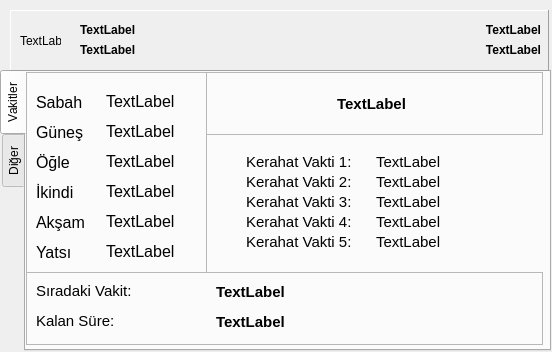
This is qtezanvakti.ui in fbostanci/ezanvakti-qt-gui as Qt 5 draws it before an edit. The edited form follows.
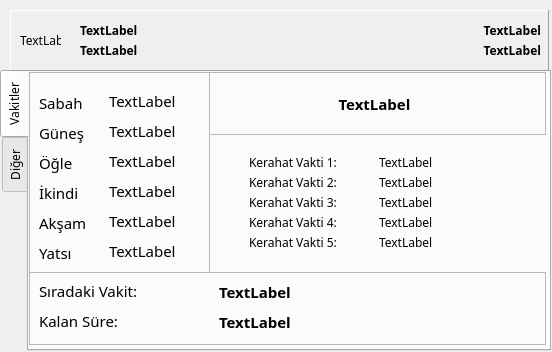
This is the edited form. The open tabs and pages were chosen to show the change.

Commit message: düzenlemeler

```diff
--- a/qtezanvakti.ui
+++ b/qtezanvakti.ui
@@ -23,6 +23,11 @@
       <height>281</height>
      </rect>
     </property>
+    <property name="font">
+     <font>
+      <family>Sans Serif</family>
+     </font>
+    </property>
     <property name="tabPosition">
      <enum>QTabWidget::West</enum>
     </property>
@@ -42,6 +47,11 @@
         <height>201</height>
        </rect>
       </property>
+      <property name="font">
+       <font>
+        <family>Sans Serif</family>
+       </font>
+      </property>
       <property name="frameShape">
        <enum>QFrame::StyledPanel</enum>
       </property>
@@ -59,7 +69,8 @@
        </property>
        <property name="font">
         <font>
-         <pointsize>12</pointsize>
+         <family>Sans Serif</family>
+         <pointsize>11</pointsize>
         </font>
        </property>
        <property name="text">
@@ -77,7 +88,8 @@
        </property>
        <property name="font">
         <font>
-         <pointsize>12</pointsize>
+         <family>Sans Serif</family>
+         <pointsize>11</pointsize>
         </font>
        </property>
        <property name="text">
@@ -95,7 +107,8 @@
        </property>
        <property name="font">
         <font>
-         <pointsize>12</pointsize>
+         <family>Sans Serif</family>
+         <pointsize>11</pointsize>
         </font>
        </property>
        <property name="text">
@@ -113,7 +126,8 @@
        </property>
        <property name="font">
         <font>
-         <pointsize>12</pointsize>
+         <family>Sans Serif</family>
+         <pointsize>11</pointsize>
         </font>
        </property>
        <property name="text">
@@ -131,7 +145,8 @@
        </property>
        <property name="font">
         <font>
-         <pointsize>12</pointsize>
+         <family>Sans Serif</family>
+         <pointsize>11</pointsize>
         </font>
        </property>
        <property name="text">
@@ -149,7 +164,8 @@
        </property>
        <property name="font">
         <font>
-         <pointsize>12</pointsize>
+         <family>Sans Serif</family>
+         <pointsize>11</pointsize>
         </font>
        </property>
        <property name="text">
@@ -167,7 +183,8 @@
        </property>
        <property name="font">
         <font>
-         <pointsize>12</pointsize>
+         <family>Sans Serif</family>
+         <pointsize>11</pointsize>
         </font>
        </property>
        <property name="text">
@@ -185,7 +202,8 @@
        </property>
        <property name="font">
         <font>
-         <pointsize>12</pointsize>
+         <family>Sans Serif</family>
+         <pointsize>11</pointsize>
         </font>
        </property>
        <property name="text">
@@ -203,7 +221,8 @@
        </property>
        <property name="font">
         <font>
-         <pointsize>12</pointsize>
+         <family>Sans Serif</family>
+         <pointsize>11</pointsize>
         </font>
        </property>
        <property name="text">
@@ -221,7 +240,8 @@
        </property>
        <property name="font">
         <font>
-         <pointsize>12</pointsize>
+         <family>Sans Serif</family>
+         <pointsize>11</pointsize>
         </font>
        </property>
        <property name="text">
@@ -239,7 +259,8 @@
        </property>
        <property name="font">
         <font>
-         <pointsize>12</pointsize>
+         <family>Sans Serif</family>
+         <pointsize>11</pointsize>
         </font>
        </property>
        <property name="text">
@@ -257,7 +278,8 @@
        </property>
        <property name="font">
         <font>
-         <pointsize>12</pointsize>
+         <family>Sans Serif</family>
+         <pointsize>11</pointsize>
          <weight>50</weight>
          <bold>false</bold>
         </font>
@@ -276,6 +298,11 @@
         <height>63</height>
        </rect>
       </property>
+      <property name="font">
+       <font>
+        <family>Sans Serif</family>
+       </font>
+      </property>
       <property name="frameShape">
        <enum>QFrame::StyledPanel</enum>
       </property>
@@ -293,6 +320,7 @@
        </property>
        <property name="font">
         <font>
+         <family>Sans Serif</family>
          <pointsize>11</pointsize>
          <weight>75</weight>
          <bold>true</bold>
@@ -317,7 +345,7 @@
       </property>
       <property name="font">
        <font>
-        <pointsize>11</pointsize>
+        <family>Sans Serif</family>
        </font>
       </property>
       <property name="text">
@@ -335,7 +363,7 @@
       </property>
       <property name="font">
        <font>
-        <pointsize>11</pointsize>
+        <family>Sans Serif</family>
        </font>
       </property>
       <property name="text">
@@ -353,7 +381,7 @@
       </property>
       <property name="font">
        <font>
-        <pointsize>11</pointsize>
+        <family>Sans Serif</family>
        </font>
       </property>
       <property name="text">
@@ -371,7 +399,7 @@
       </property>
       <property name="font">
        <font>
-        <pointsize>11</pointsize>
+        <family>Sans Serif</family>
        </font>
       </property>
       <property name="text">
@@ -389,7 +417,7 @@
       </property>
       <property name="font">
        <font>
-        <pointsize>11</pointsize>
+        <family>Sans Serif</family>
        </font>
       </property>
       <property name="text">
@@ -407,7 +435,7 @@
       </property>
       <property name="font">
        <font>
-        <pointsize>11</pointsize>
+        <family>Sans Serif</family>
        </font>
       </property>
       <property name="text">
@@ -425,7 +453,7 @@
       </property>
       <property name="font">
        <font>
-        <pointsize>11</pointsize>
+        <family>Sans Serif</family>
        </font>
       </property>
       <property name="text">
@@ -443,7 +471,7 @@
       </property>
       <property name="font">
        <font>
-        <pointsize>11</pointsize>
+        <family>Sans Serif</family>
        </font>
       </property>
       <property name="text">
@@ -461,7 +489,7 @@
       </property>
       <property name="font">
        <font>
-        <pointsize>11</pointsize>
+        <family>Sans Serif</family>
        </font>
       </property>
       <property name="text">
@@ -479,7 +507,7 @@
       </property>
       <property name="font">
        <font>
-        <pointsize>11</pointsize>
+        <family>Sans Serif</family>
        </font>
       </property>
       <property name="text">
@@ -495,6 +523,11 @@
         <height>73</height>
        </rect>
       </property>
+      <property name="font">
+       <font>
+        <family>Sans Serif</family>
+       </font>
+      </property>
       <property name="frameShape">
        <enum>QFrame::StyledPanel</enum>
       </property>
@@ -512,6 +545,7 @@
        </property>
        <property name="font">
         <font>
+         <family>Sans Serif</family>
          <pointsize>11</pointsize>
         </font>
        </property>
@@ -530,6 +564,7 @@
        </property>
        <property name="font">
         <font>
+         <family>Sans Serif</family>
          <pointsize>11</pointsize>
          <weight>75</weight>
          <bold>true</bold>
@@ -550,6 +585,7 @@
        </property>
        <property name="font">
         <font>
+         <family>Sans Serif</family>
          <pointsize>11</pointsize>
         </font>
        </property>
@@ -568,6 +604,7 @@
        </property>
        <property name="font">
         <font>
+         <family>Sans Serif</family>
          <pointsize>11</pointsize>
          <weight>75</weight>
          <bold>true</bold>
@@ -1467,6 +1504,11 @@
       <height>61</height>
      </rect>
     </property>
+    <property name="font">
+     <font>
+      <family>Sans Serif</family>
+     </font>
+    </property>
     <property name="frameShape">
      <enum>QFrame::Panel</enum>
     </property>
@@ -1484,6 +1526,7 @@
      </property>
      <property name="font">
       <font>
+       <family>Sans Serif</family>
        <weight>75</weight>
        <bold>true</bold>
       </font>
@@ -1506,6 +1549,7 @@
      </property>
      <property name="font">
       <font>
+       <family>Sans Serif</family>
        <weight>75</weight>
        <bold>true</bold>
       </font>
@@ -1528,6 +1572,7 @@
      </property>
      <property name="font">
       <font>
+       <family>Sans Serif</family>
        <weight>75</weight>
        <bold>true</bold>
       </font>
@@ -1550,6 +1595,7 @@
      </property>
      <property name="font">
       <font>
+       <family>Sans Serif</family>
        <weight>75</weight>
        <bold>true</bold>
       </font>
@@ -1570,6 +1616,11 @@
        <height>41</height>
       </rect>
      </property>
+     <property name="font">
+      <font>
+       <family>Sans Serif</family>
+      </font>
+     </property>
      <property name="text">
       <string>TextLabel</string>
      </property>
```
Left out of the diff: 5 changed lines with no effect on the pictures. The commit also changes 1 other file.
